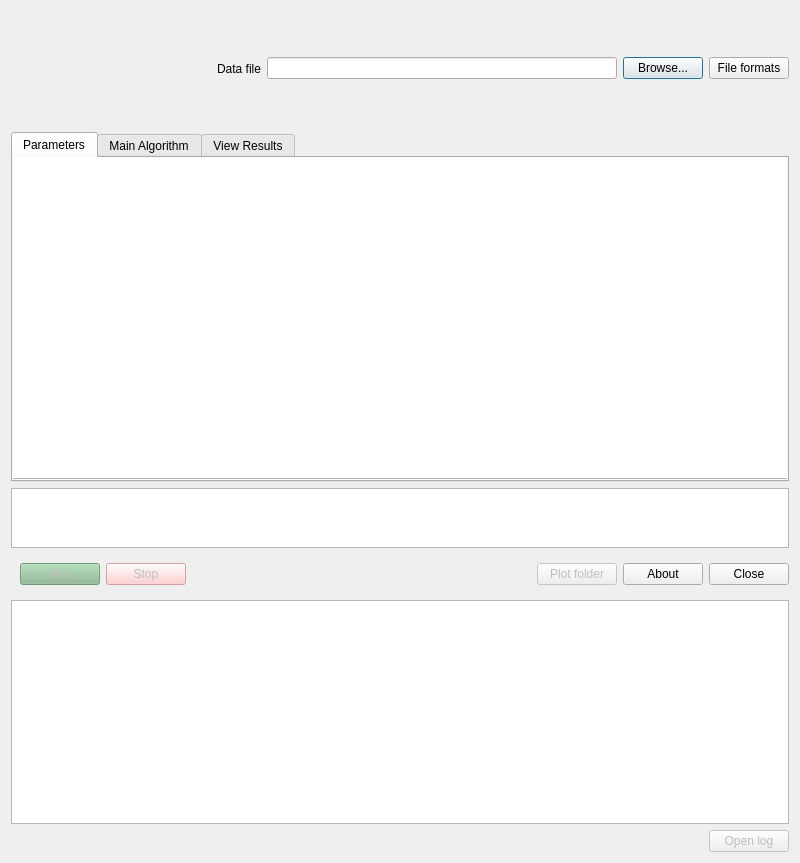
The window that circus/qt_GUI/qt_launcher.ui (spyking-circus/spyking-circus) describes before a commit, drawn with Qt 5.
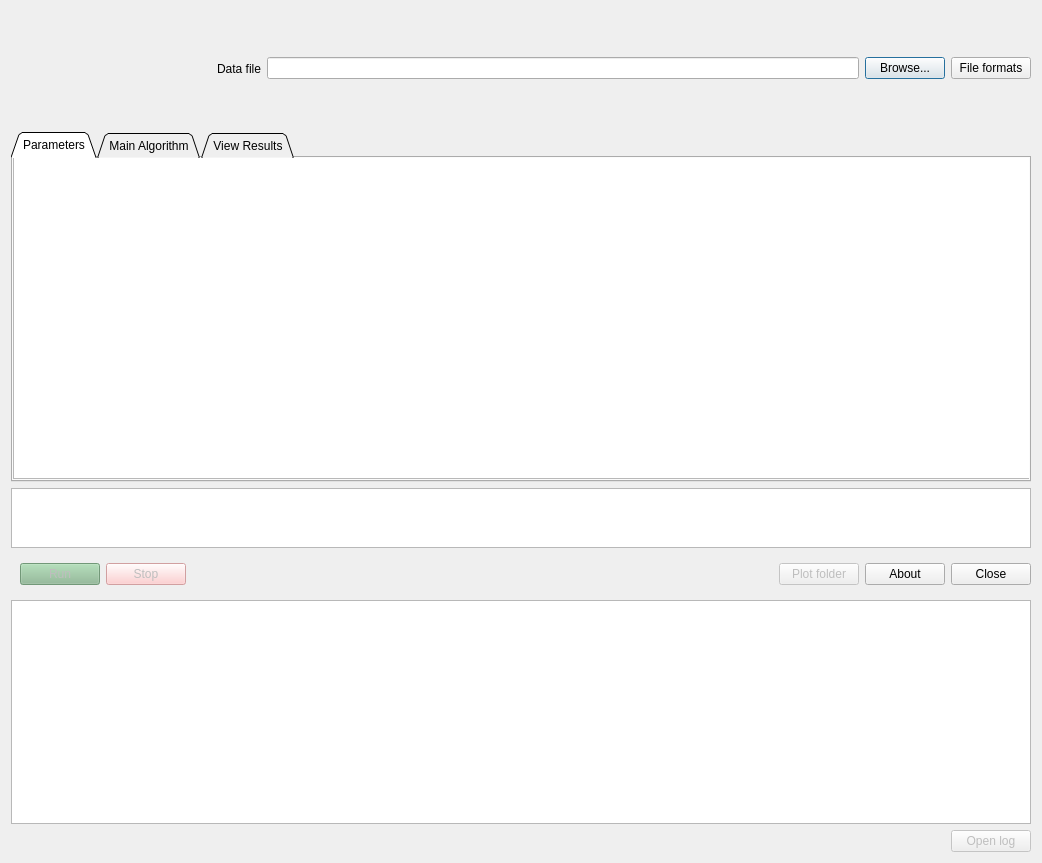
The same window after the commit. Icons and pictures are not drawn.

Commit message: Parameters can now be modified from the launcher

Diff of the .ui file:
```diff
--- a/circus/qt_GUI/qt_launcher.ui
+++ b/circus/qt_GUI/qt_launcher.ui
@@ -6,7 +6,7 @@
    <rect>
     <x>0</x>
     <y>0</y>
-    <width>800</width>
+    <width>1042</width>
     <height>863</height>
    </rect>
   </property>
@@ -116,6 +116,9 @@
             <height>350</height>
            </size>
           </property>
+          <property name="tabShape">
+           <enum>QTabWidget::Triangular</enum>
+          </property>
           <property name="currentIndex">
            <number>0</number>
           </property>
@@ -126,12 +129,21 @@
            <widget class="QPlainTextEdit" name="param_editor">
             <property name="geometry">
              <rect>
-              <x>-10</x>
+              <x>0</x>
               <y>-10</y>
-              <width>791</width>
+              <width>1021</width>
               <height>331</height>
              </rect>
             </property>
+            <property name="font">
+             <font>
+              <family>Monospace</family>
+              <pointsize>9</pointsize>
+             </font>
+            </property>
+            <property name="tabChangesFocus">
+             <bool>false</bool>
+            </property>
            </widget>
           </widget>
           <widget class="QWidget" name="tab">
```
Left out of the diff: 36 changed lines with no effect on the pictures. The commit also changes 1 other file.
